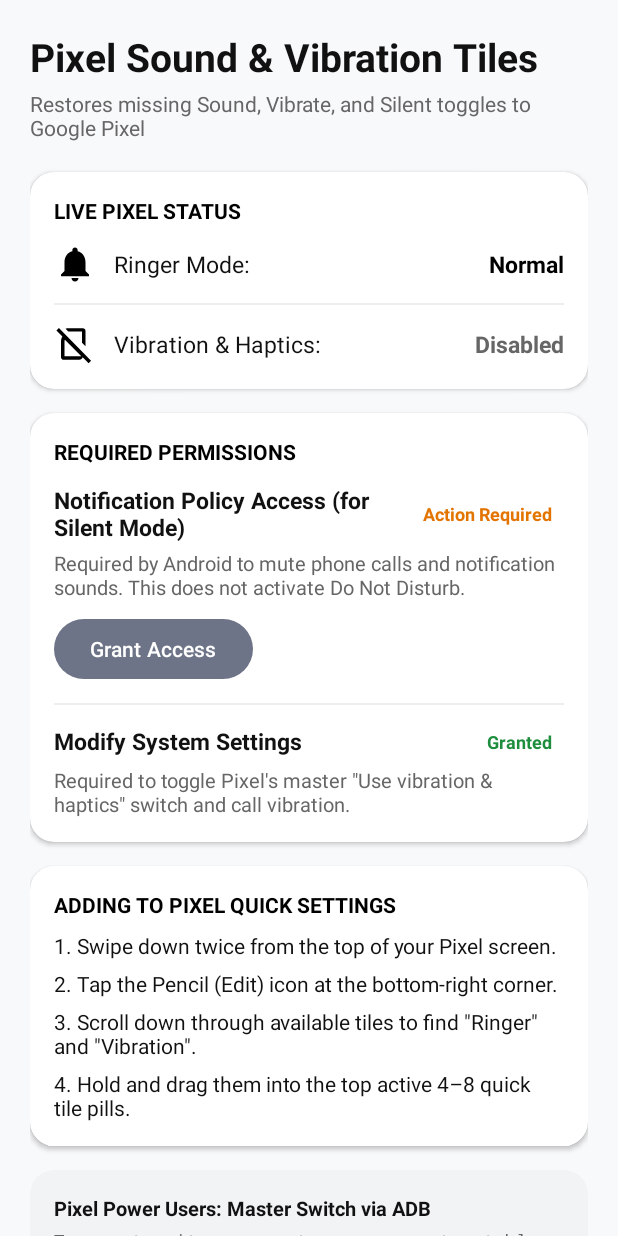
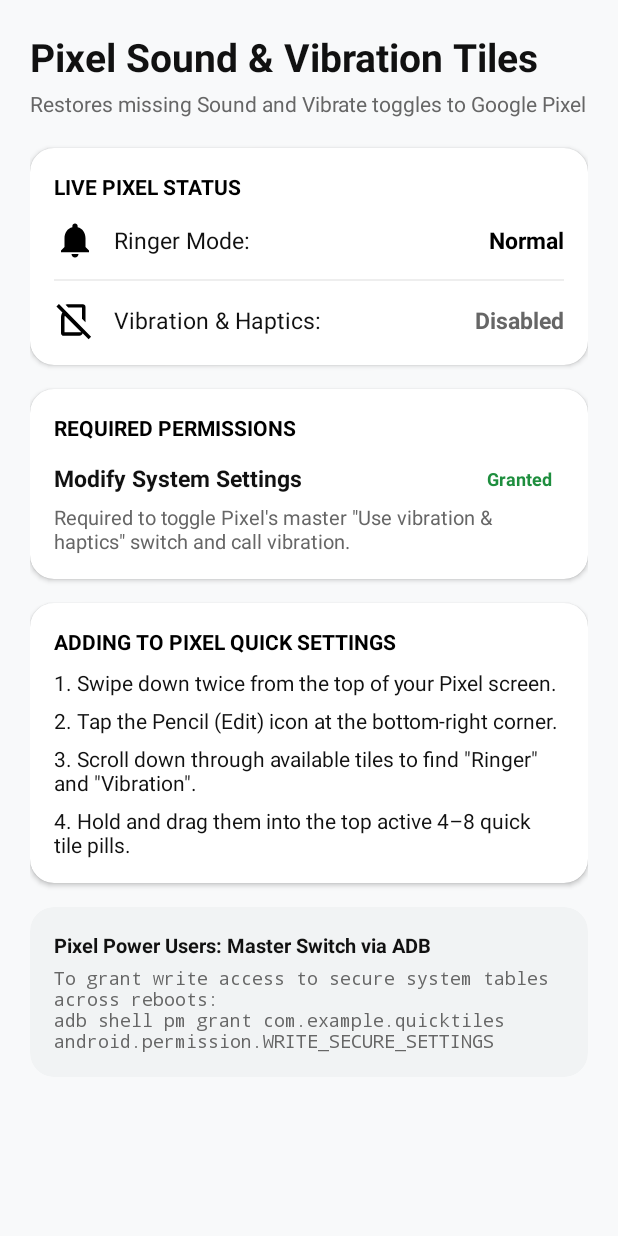
Before and after one commit to SoumyadeepMaji11/pixel-quick-tiles, an Android app: the MainActivity screen opened directly, with no data from a screen before it, on a phone screen of 412 x 824 dp. Run offline under Robolectric (Android 15) with nearby library versions, the phone set to English and light mode, and no system bars.

Commit message:
Remove silent mode, implement clean 2-way Normal and Vibration toggle, remove DND permission

```diff
--- a/app/src/main/java/com/example/quicktiles/MainActivity.kt
+++ b/app/src/main/java/com/example/quicktiles/MainActivity.kt
@@ -1,6 +1,5 @@
 package com.example.quicktiles
 
-import android.app.NotificationManager
 import android.content.BroadcastReceiver
 import android.content.Context
 import android.content.Intent
@@ -8,7 +7,6 @@ import android.content.IntentFilter
 import android.database.ContentObserver
 import android.media.AudioManager
 import android.net.Uri
-import android.os.Build
 import android.os.Bundle
 import android.os.Handler
 import android.os.Looper
@@ -32,17 +30,11 @@ class MainActivity : AppCompatActivity() {
     private lateinit var tvVibrationStatus: TextView
     private lateinit var ivVibrationStatus: ImageView
 
-    private lateinit var tvDndStatus: TextView
-    private lateinit var btnGrantDnd: Button
     private lateinit var tvWriteSettingsStatus: TextView
     private lateinit var btnGrantWriteSettings: Button
 
     private val audioManager by lazy {
         getSystemService(Context.AUDIO_SERVICE) as AudioManager
-    }
-
-    private val notificationManager by lazy {
-        getSystemService(Context.NOTIFICATION_SERVICE) as NotificationManager
     }
 
     // Dynamic receiver for Pixel ringer state changes
@@ -124,18 +116,11 @@ class MainActivity : AppCompatActivity() {
         tvVibrationStatus = findViewById(R.id.tvVibrationStatus)
         ivVibrationStatus = findViewById(R.id.ivVibrationStatus)
 
-        tvDndStatus = findViewById(R.id.tvDndStatus)
-        btnGrantDnd = findViewById(R.id.btnGrantDnd)
         tvWriteSettingsStatus = findViewById(R.id.tvWriteSettingsStatus)
         btnGrantWriteSettings = findViewById(R.id.btnGrantWriteSettings)
     }
 
     private fun setupListeners() {
-        btnGrantDnd.setOnClickListener {
-            val intent = Intent(Settings.ACTION_NOTIFICATION_POLICY_ACCESS_SETTINGS)
-            startActivity(intent)
-        }
-
         btnGrantWriteSettings.setOnClickListener {
             val intent = Intent(Settings.ACTION_MANAGE_WRITE_SETTINGS).apply {
                 data = Uri.parse("package:$packageName")
@@ -145,31 +130,17 @@ class MainActivity : AppCompatActivity() {
     }
 
     private fun updateLiveStatus() {
-        // 1. Ringer status on Pixel
+        // 1. Ringer status on Pixel (2-way: Normal <-> Vibration)
         when (audioManager.ringerMode) {
             AudioManager.RINGER_MODE_NORMAL -> {
-                val isMuted = if (Build.VERSION.SDK_INT >= Build.VERSION_CODES.M) {
-                    audioManager.isStreamMute(AudioManager.STREAM_RING)
-                } else false
-                if (isMuted) {
-                    tvRingerStatus.text = "Silent"
-                    tvRingerStatus.setTextColor(ContextCompat.getColor(this, R.color.text_secondary))
-                    ivRingerStatus.setImageResource(R.drawable.ic_sound_silent)
-                } else {
-                    tvRingerStatus.text = "Normal"
-                    tvRingerStatus.setTextColor(ContextCompat.getColor(this, R.color.primary))
-                    ivRingerStatus.setImageResource(R.drawable.ic_sound_normal)
-                }
+                tvRingerStatus.text = getString(R.string.ringer_mode_normal)
+                tvRingerStatus.setTextColor(ContextCompat.getColor(this, R.color.primary))
+                ivRingerStatus.setImageResource(R.drawable.ic_sound_normal)
             }
-            AudioManager.RINGER_MODE_VIBRATE -> {
-                tvRingerStatus.text = "Vibration"
+            else -> { // Vibration mode (or any other mode)
+                tvRingerStatus.text = getString(R.string.ringer_mode_vibrate)
                 tvRingerStatus.setTextColor(ContextCompat.getColor(this, R.color.status_pending))
                 ivRingerStatus.setImageResource(R.drawable.ic_sound_vibrate)
-            }
-            AudioManager.RINGER_MODE_SILENT -> {
-                tvRingerStatus.text = "Silent"
-                tvRingerStatus.setTextColor(ContextCompat.getColor(this, R.color.text_secondary))
-                ivRingerStatus.setImageResource(R.drawable.ic_sound_silent)
             }
         }
 
@@ -187,18 +158,6 @@ class MainActivity : AppCompatActivity() {
     }
 
     private fun updatePermissionsStatus() {
-        // DND Permission
-        val hasDnd = notificationManager.isNotificationPolicyAccessGranted
-        if (hasDnd) {
-            tvDndStatus.text = getString(R.string.status_granted)
-            tvDndStatus.setTextColor(ContextCompat.getColor(this, R.color.status_granted))
-            btnGrantDnd.visibility = View.GONE
-        } else {
-            tvDndStatus.text = getString(R.string.status_not_granted)
-            tvDndStatus.setTextColor(ContextCompat.getColor(this, R.color.status_pending))
-            btnGrantDnd.visibility = View.VISIBLE
-        }
-
         // Modify System Settings Permission
         val hasWriteSettings = VibrationHelper.canModifySystemSettings(this)
         if (hasWriteSettings) {
--- a/app/src/main/res/layout/activity_main.xml
+++ b/app/src/main/res/layout/activity_main.xml
@@ -162,67 +162,11 @@
                         android:textColor="@color/primary"
                         android:textAllCaps="true" />
 
-                    <!-- Permission 1: DND / Notification Policy -->
+                    <!-- Permission: Modify System Settings -->
                     <LinearLayout
                         android:layout_width="match_parent"
                         android:layout_height="wrap_content"
                         android:layout_marginTop="12dp"
-                        android:orientation="vertical">
-
-                        <LinearLayout
-                            android:layout_width="match_parent"
-                            android:layout_height="wrap_content"
-                            android:gravity="center_vertical"
-                            android:orientation="horizontal">
-
-                            <TextView
-                                android:layout_width="0dp"
-                                android:layout_height="wrap_content"
-                                android:layout_weight="1"
-                                android:text="@string/dnd_perm_title"
-                                android:textSize="15sp"
-                                android:textStyle="bold"
-                                android:textColor="@color/text_primary" />
-
-                            <TextView
-                                android:id="@+id/tvDndStatus"
-                                android:layout_width="wrap_content"
-                                android:layout_height="wrap_content"
-                                android:paddingHorizontal="8dp"
-                                android:paddingVertical="4dp"
-                                android:text="@string/status_not_granted"
-                                android:textSize="12sp"
-                                android:textStyle="bold" />
-                        </LinearLayout>
-
-                        <TextView
-                            android:layout_width="match_parent"
-                            android:layout_height="wrap_content"
-                            android:layout_marginTop="4dp"
-                            android:text="@string/dnd_perm_desc"
-                            android:textSize="13sp"
-                            android:textColor="@color/text_secondary" />
-
-                        <com.google.android.material.button.MaterialButton
-                            android:id="@+id/btnGrantDnd"
-                            style="@style/Widget.Material3.Button.TonalButton"
-                            android:layout_width="wrap_content"
-                            android:layout_height="wrap_content"
-                            android:layout_marginTop="8dp"
-                            android:text="@string/btn_grant" />
-                    </LinearLayout>
-
-                    <!-- Divider -->
-                    <View
-                        android:layout_width="match_parent"
-                        android:layout_height="1dp"
-                        android:layout_marginVertical="12dp"
-                        android:background="@color/divider" />
-
-                    <!-- Permission 2: Modify System Settings -->
-                    <LinearLayout
-                        android:layout_width="match_parent"
-                        android:layout_height="wrap_content"
                         android:orientation="vertical">
 
                         <LinearLayout
--- a/app/src/main/res/values/strings.xml
+++ b/app/src/main/res/values/strings.xml
@@ -3,15 +3,15 @@
     <string name="tile_ringer_name">Ringer</string>
     <string name="tile_vibration_name">Vibration</string>
     <string name="title_app">Pixel Sound &amp; Vibration Tiles</string>
-    <string name="subtitle_app">Restores missing Sound, Vibrate, and Silent toggles to Google Pixel</string>
+    <string name="subtitle_app">Restores missing Sound and Vibrate toggles to Google Pixel</string>
 
     <string name="section_status">Live Pixel Status</string>
     <string name="label_current_ringer">Ringer Mode:</string>
     <string name="label_current_vibration">Vibration &amp; Haptics:</string>
+    <string name="ringer_mode_normal">Normal</string>
+    <string name="ringer_mode_vibrate">Vibration</string>
 
     <string name="section_permissions">Required Permissions</string>
-    <string name="dnd_perm_title">Notification Policy Access (for Silent Mode)</string>
-    <string name="dnd_perm_desc">Required by Android to mute phone calls and notification sounds. This does not activate Do Not Disturb.</string>
     <string name="write_settings_title">Modify System Settings</string>
     <string name="write_settings_desc">Required to toggle Pixel\'s master \"Use vibration &amp; haptics\" switch and call vibration.</string>
 
```
Also changed, not shown: app/src/main/AndroidManifest.xml (+3 -4 lines), app/src/main/java/com/example/quicktiles/RingerModeTileService.kt (+91 -116 lines).
